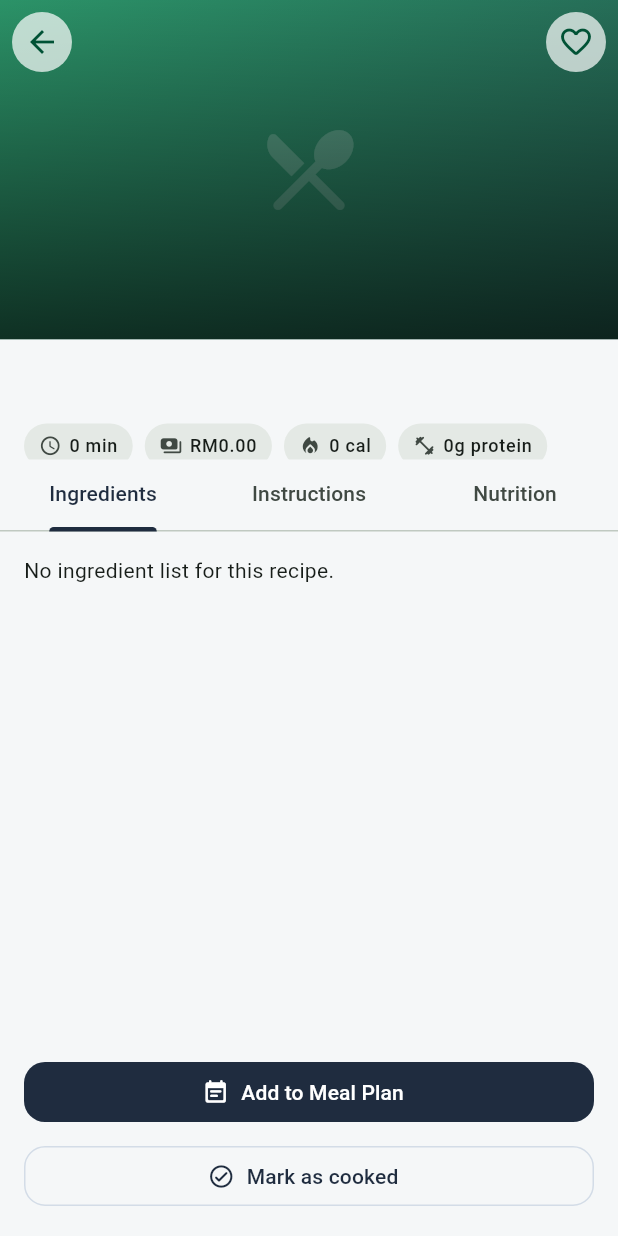
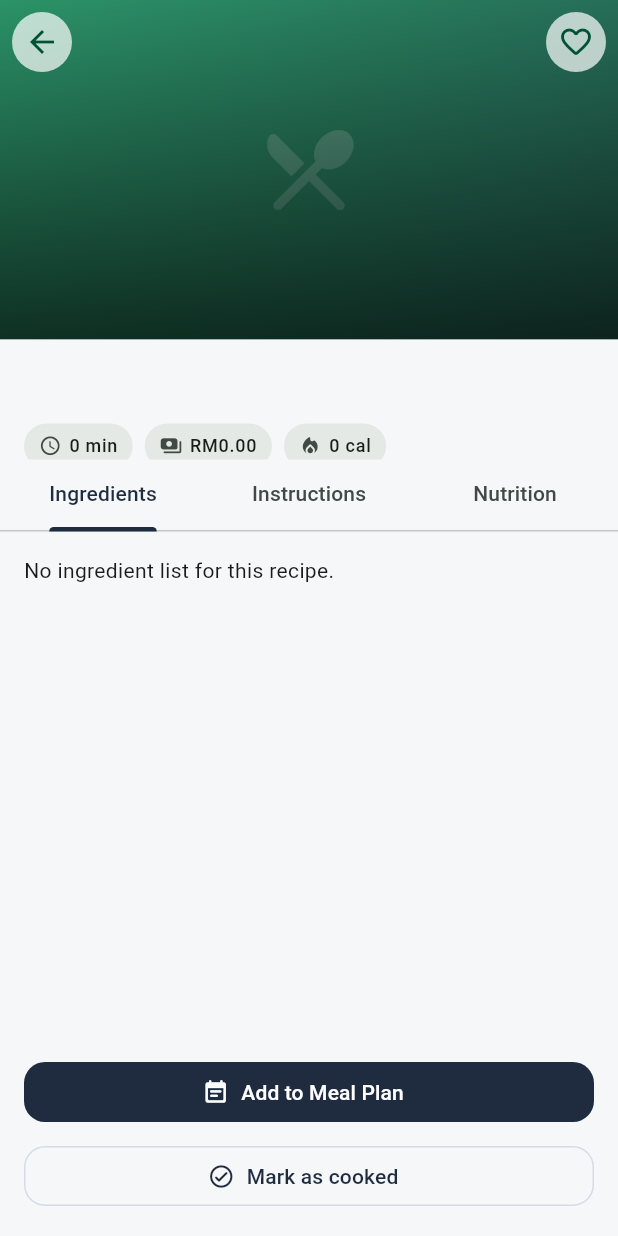
Before and after one commit to mchehabcod/Smartmeal, a Flutter app: the RecipeDetailScreen screen opened directly with empty values, on a phone screen of 412 x 824 dp. Run offline on Flutter 3.47's test engine with Material 3 defaults, Android fonts, the phone set to English and light mode, and no system bars; our stand-ins replace cloud_firestore, firebase_auth, firebase_core; accounts and stored records are empty.

Commit message:
Remove clipped recipe detail meta chip

```diff
--- a/lib/views/home/recipe_detail_screen.dart
+++ b/lib/views/home/recipe_detail_screen.dart
@@ -279,10 +279,6 @@ class _RecipeDetailScreenState extends State<RecipeDetailScreen>
                                   icon: Icons.local_fire_department_rounded,
                                   label: '${recipe.calories} cal',
                                 ),
-                                InfoPill(
-                                  icon: Icons.fitness_center_rounded,
-                                  label: '${macros['protein'] ?? '0g'} protein',
-                                ),
                               ],
                             ),
                           ],
```
